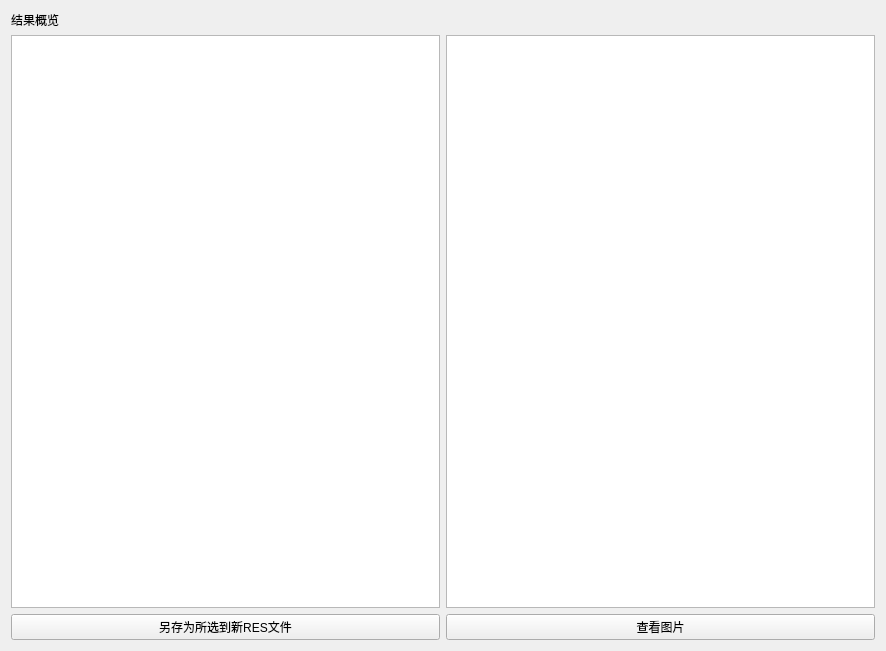
jingshenSN2/CrystalTool, file crystaltoolgui/qt/tabmatchresult.ui: the form before one commit.
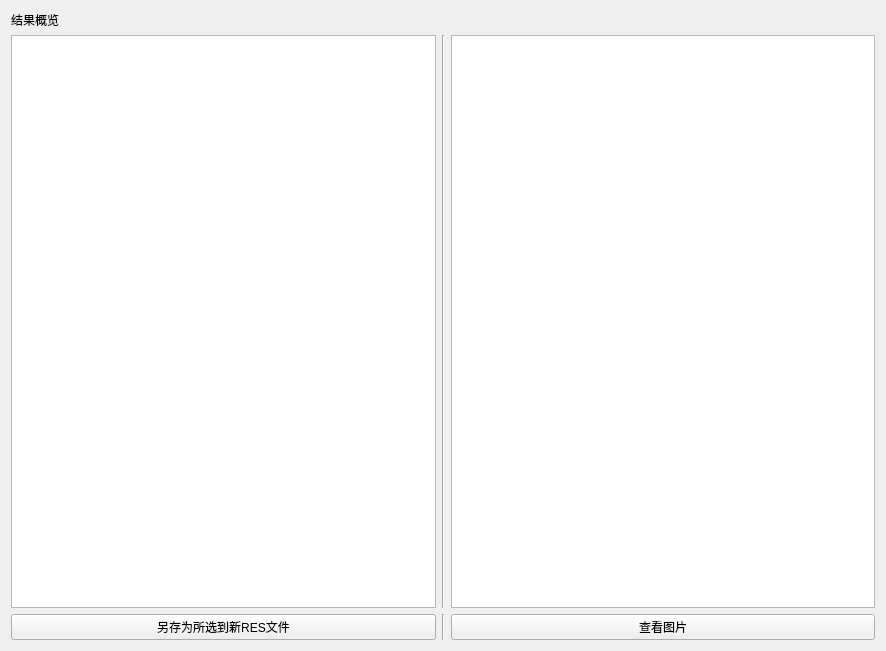
The form after the commit.

Diff of the .ui file:
```diff
--- a/crystaltoolgui/qt/tabmatchresult.ui
+++ b/crystaltoolgui/qt/tabmatchresult.ui
@@ -35,6 +35,13 @@
                         </property>
                     </widget>
                 </item>
+       <item>
+        <widget class="Line" name="line">
+         <property name="orientation">
+          <enum>Qt::Vertical</enum>
+         </property>
+        </widget>
+       </item>
                 <item>
                     <widget class="QTableView" name="tV_results_detail">
                         <property name="editTriggers">
@@ -56,6 +63,13 @@
                </property>
            </widget>
        </item>
+       <item>
+        <widget class="Line" name="line_2">
+         <property name="orientation">
+          <enum>Qt::Vertical</enum>
+         </property>
+        </widget>
+       </item>
        <item>
            <widget class="QPushButton" name="pB_result_fig">
                <property name="text">
```
Lines whose indentation alone changed are shown as unchanged.
